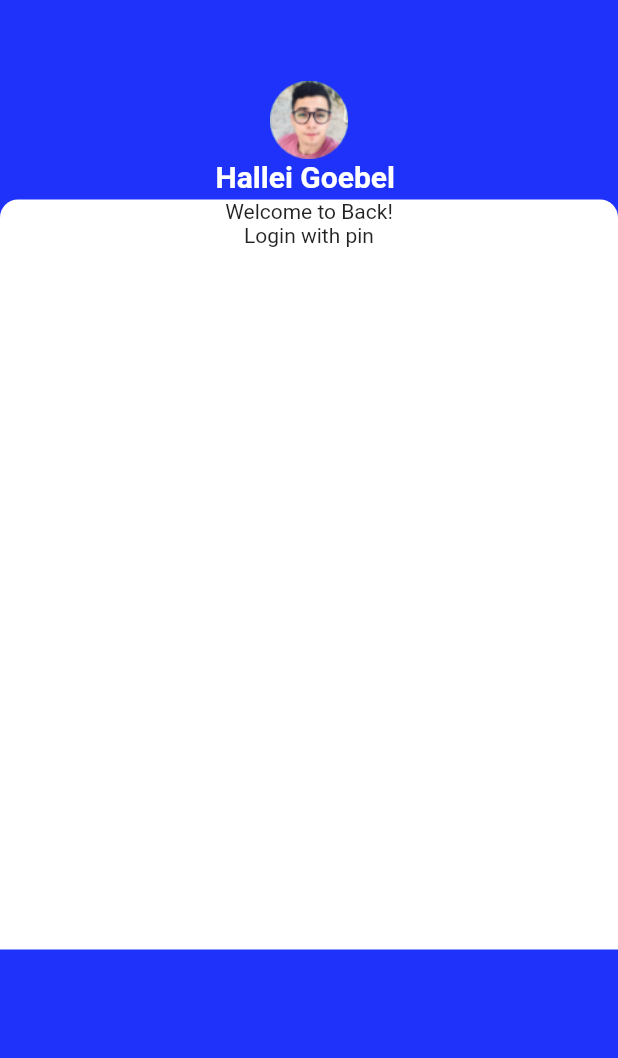
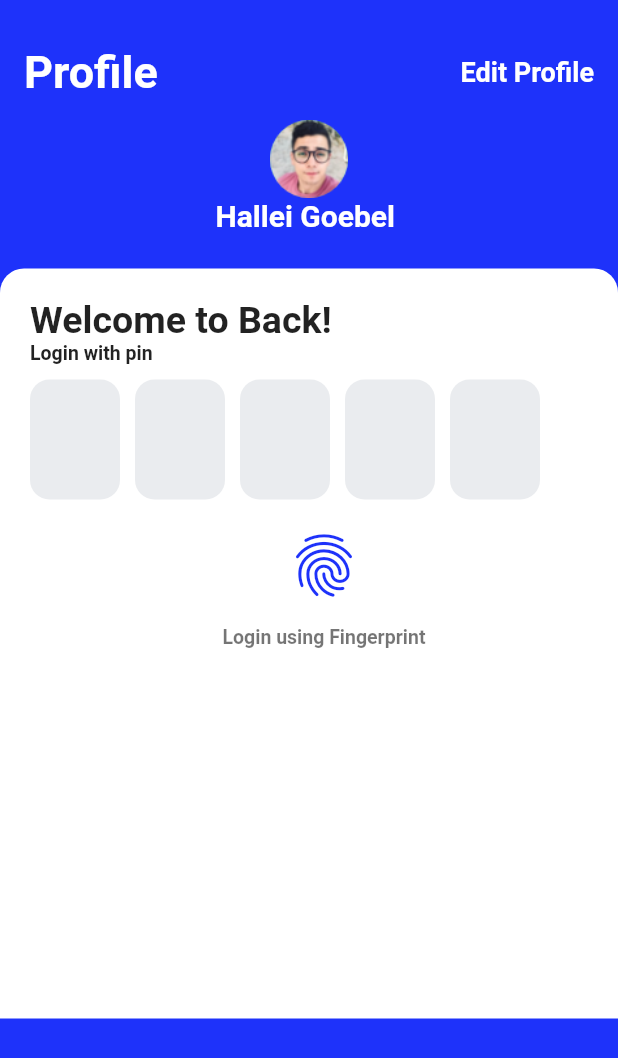
Before and after one commit to engineertanmay/payment_wallet, a Flutter app: the screen it shows after launch, on a phone screen of 412 x 824 dp. Shown: the top 1058 px of the screen. Run offline on Flutter 3.47's test engine with Material 2 defaults, Android fonts, the phone set to English and light mode, and no system bars; our stand-ins replace get.

Commit message:
new update

```diff
--- a/lib/main.dart
+++ b/lib/main.dart
@@ -4,6 +4,7 @@ import 'package:flutter_projects/views/home_last_update.dart';
 import 'package:flutter_projects/views/login_with_pin_page.dart';
 import 'package:flutter_projects/views/menu_home_page.dart';
 import 'package:flutter_projects/views/onboarding_page.dart';
+import 'package:flutter_projects/views/profile_homepage.dart';
 import 'package:get/get.dart';
 
 import 'views/bank_account_page.dart';
@@ -23,7 +24,8 @@ class MyApp extends StatelessWidget {
       // home: GetStartedHomeClass(),
       //  home: MenuHomeClass(),
       // home: LastUpdatePage(),
-      home: LoninPageClass(),
+      // home: LoninPageClass(),
+      home: ProfileHomePageClass(),
     );
   }
 }
--- /dev/null
+++ b/lib/views/profile_homepage.dart
@@ -0,0 +1,159 @@
+import 'package:flutter/material.dart';
+import 'package:flutter_projects/core/share/share_const_property.dart';
+import 'package:get/get.dart';
+
+class ProfileHomePageClass extends StatelessWidget {
+  @override
+  Widget build(BuildContext context) {
+    return Scaffold(
+      backgroundColor: Color(0xff1e32fa),
+      body: Container(
+        child: Column(
+          children: [
+            SizedBox(
+              height: 20,
+            ),
+            //appbar profile widget================
+            Container(
+              child: ListTile(
+                leading: Text(
+                  "Profile",
+                  style: TextStyle(
+                      fontWeight: FontWeight.bold,
+                      color: Colors.white,
+                      fontSize: 30),
+                ),
+                trailing: Text(
+                  "Edit Profile",
+                  style: TextStyle(
+                      fontSize: 18,
+                      fontWeight: FontWeight.bold,
+                      color: Colors.white),
+                ),
+              ),
+            ),
+
+            //profile image and name==========================
+            Container(
+              child: ListTile(
+                title: CircleAvatar(
+                  radius: 26,
+                  child: Image.asset(ConstPropertyClass.assetImagePath),
+                ),
+                subtitle: Container(
+                  alignment: Alignment.center,
+                  child: Text(
+                    "Hallei Goebel ",
+                    style: TextStyle(
+                        fontSize: 20,
+                        fontWeight: FontWeight.bold,
+                        color: Colors.white),
+                  ),
+                ),
+              ),
+            ),
+
+            //login Container start=============================
+            Container(
+              height: 500,
+              width: 500,
+              padding: EdgeInsets.only(left: 20),
+              margin: EdgeInsets.only(
+                top: 20,
+              ),
+              decoration: BoxDecoration(
+                color: Colors.white,
+                borderRadius: BorderRadius.only(
+                  topLeft: Radius.circular(16),
+                  topRight: Radius.circular(16),
+                ),
+              ),
+              child: Column(
+                crossAxisAlignment: CrossAxisAlignment.start,
+                children: [
+                  SizedBox(
+                    height: 20,
+                  ),
+                  Container(
+                    child: Text(
+                      "Welcome to Back!",
+                      style:
+                          TextStyle(fontWeight: FontWeight.bold, fontSize: 25),
+                    ),
+                  ),
+                  Container(
+                    child: Text(
+                      "Login with pin",
+                      style:
+                          TextStyle(fontWeight: FontWeight.bold, fontSize: 13),
+                    ),
+                  ),
+
+                  SizedBox(
+                    height: 10,
+                  ),
+                  // pin Code Text Field widget==============
+                  Container(
+                    margin: EdgeInsets.only(right: 20),
+                    height: 80,
+                    // width: 100,
+                    child: ListView.builder(
+                        scrollDirection: Axis.horizontal,
+                        shrinkWrap: true,
+                        itemCount: 5,
+                        itemBuilder: (context, index) {
+                          return Container(
+                            margin: EdgeInsets.only(right: 10),
+                            height: 60,
+                            width: 60,
+                            decoration: BoxDecoration(
+                              borderRadius: BorderRadius.circular(13),
+                              color: Color(0xffeaecef),
+                            ),
+                            child: TextField(
+                              decoration: InputDecoration(
+                                border: InputBorder.none,
+                              ),
+                            ),
+                          );
+                        }),
+                  ),
+
+                  //FINGURE PRINT WIDGET=======
+                  Container(
+                    alignment: Alignment.center,
+                    child: ListTile(
+                      title: InkWell(
+                        // inkwell color
+                        child: SizedBox(
+                            width: 80,
+                            height: 80,
+                            child: Icon(
+                              Icons.fingerprint,
+                              size: 50,
+                              color: Color(0xff1e32fa),
+                            )),
+                        onTap: () {
+                          Get.to(ProfileHomePageClass());
+                        },
+                      ),
+                      subtitle: Container(
+                          alignment: Alignment.center,
+                          child: Text(
+                            "Login using Fingerprint",
+                            style: TextStyle(
+                              fontSize: 13,
+                              fontWeight: FontWeight.bold,
+                            ),
+                          )),
+                    ),
+                  ),
+                ],
+              ),
+            ),
+          ],
+        ),
+      ),
+    );
+  }
+}
```
Also changed, not shown: lib/views/login_with_pin_page.dart (+62 -3 lines).
